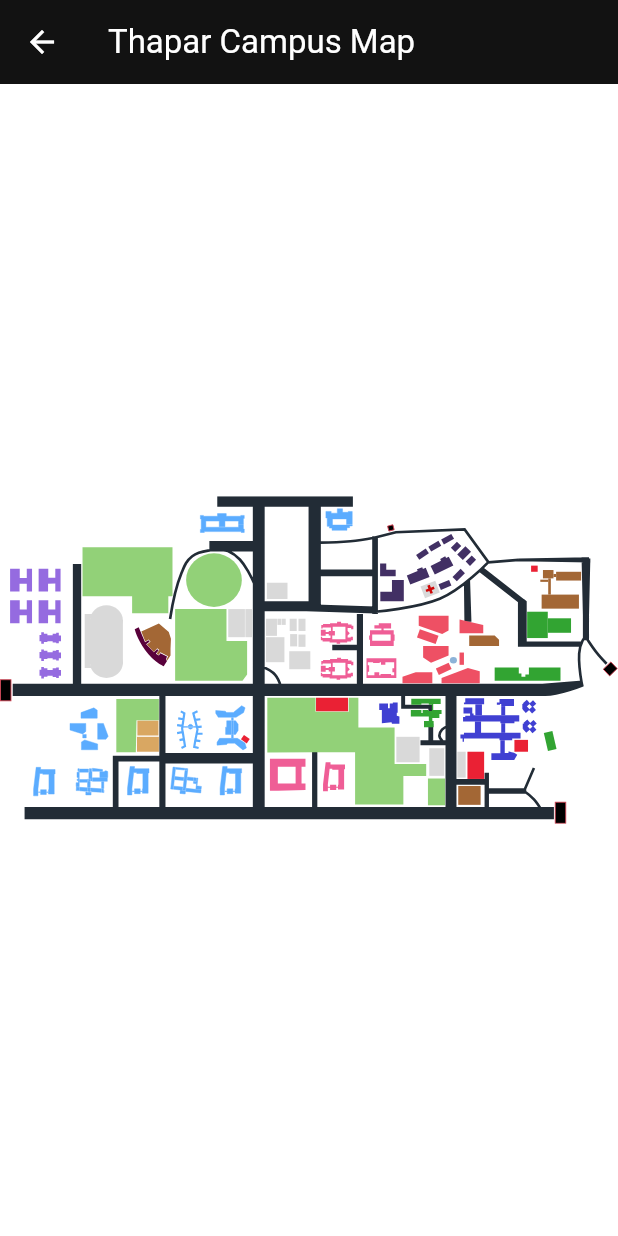
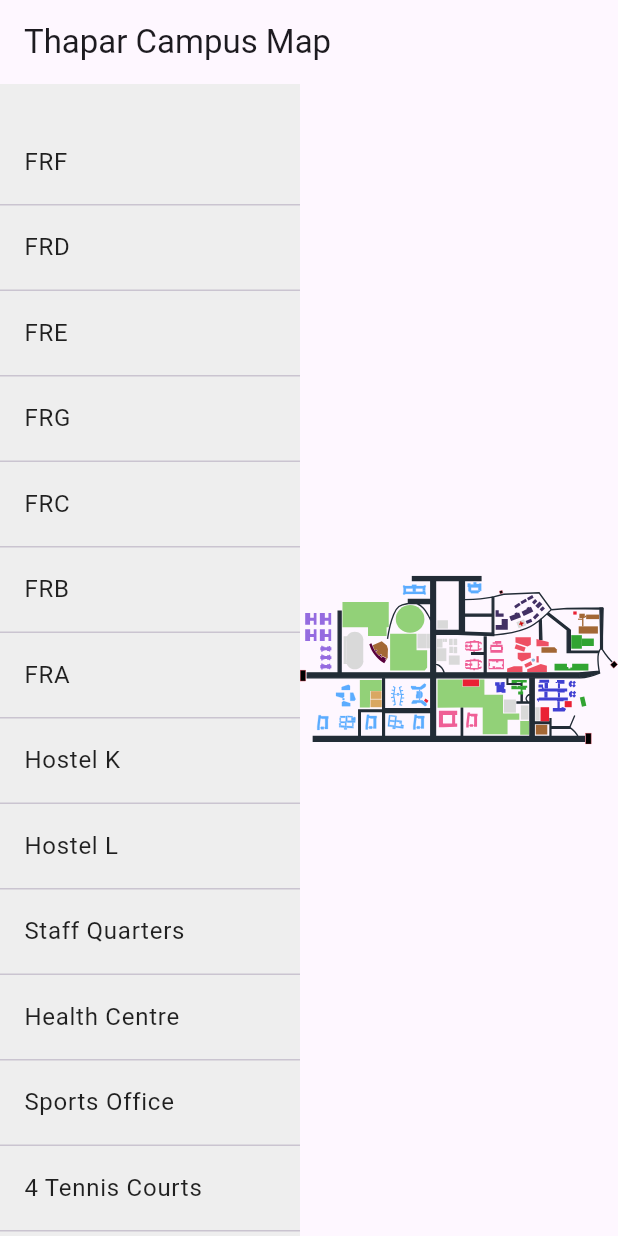
Before and after one commit to WEFT-TIET/FRONTEND, a Flutter app: the screen it shows after launch, in the side drawer, after a tap on "Map", on a phone screen of 412 x 824 dp. Run offline on Flutter 3.47's test engine with Material 3 defaults, Android fonts, the phone set to English and light mode, and no system bars; our stand-ins replace flutter_svg, google_fonts.

```diff
--- a/frontend_weft/lib/features/home/view/Drawer/map.dart
+++ b/frontend_weft/lib/features/home/view/Drawer/map.dart
@@ -1,102 +1,140 @@
+// map.dart
 import 'package:flutter/material.dart';
+import 'package:flutter/services.dart' show rootBundle;
+import 'package:xml/xml.dart';
 import 'package:flutter_svg/flutter_svg.dart';
-import 'package:location/location.dart';
 
-class ThaparMapScreen extends StatefulWidget {
-  const ThaparMapScreen({super.key});
+void main() => runApp(ThaparMapScreen());
 
+class ThaparMapScreen extends StatelessWidget {
   @override
-  _ThaparMapScreenState createState() => _ThaparMapScreenState();
+  Widget build(BuildContext ctx) => MaterialApp(
+        title: 'Thapar Campus Map',
+        theme: ThemeData(primarySwatch: Colors.blue),
+        home: CampusMapWithSidebar(),
+      );
 }
 
-class _ThaparMapScreenState extends State<ThaparMapScreen> {
-  LocationData? _userLocation;
-  final Location location = Location();
+/// Map of buildings to <svg> element IDs
+const Map<String, String> nameToSvgId = {
+  'FRF': 'frf',
+  'FRD': 'frd',
+  'FRE': 'fre',
+  'FRG': 'frg',
+  'FRC': 'frc',
+  'FRB': 'frb',
+  'FRA': 'fra',
+  'Hostel K': 'hostel_k',
+  'Hostel L': 'hostel_l',
+  'Staff Quarters': 'staff_quarters',
+  'Health Centre': 'health_centre',
+  'Sports Office': 'sports_office',
+  '4 Tennis Courts': '4_tennis_courts',
+  'Badminton Court': 'badminton_court',
+  'Basketball Court 1': 'basketball_court_1',
+  'Basketball Court 2': 'basketball_court_2',
+  'Basketball Court 3': 'basketball_court_3',
+  // …add more as needed
+};
 
-  // GPS bounds (mock values bbg, calibrate with real values)
-  final double lat1 = 30.352; // NW corner
-  final double lon1 = 76.362;
-  final double lat2 = 30.345; // SE corner
-  final double lon2 = 76.370;
+/// Loads the SVG file, finds the element with [highlightId], and
+/// applies a gold fill + orange stroke(meeeeeeeee :3) to highlight it.
+Future<String> highlightSvg(String assetPath, String? highlightId) async {
+  final rawSvg = await rootBundle.loadString(assetPath);
+  final doc = XmlDocument.parse(rawSvg);
 
-  // SVG size in pixels (match SVG image viewBox or size)
-  final double mapWidth = 800;
-  final double mapHeight = 600;
+  if (highlightId != null) {
+    // Collect all element nodes…
+    final allElements = doc.descendants.whereType<XmlElement>();
+    // Find those whose id matches
+    final matches =
+        allElements.where((node) => node.getAttribute('id') == highlightId);
+
+    if (matches.isNotEmpty) {
+      final node = matches.first;
+      node.setAttribute('fill', '#FFD700');       // gold
+      node.setAttribute('stroke', '#FF8C00');     // dark orange
+      node.setAttribute('stroke-width', '4');
+    }
+  }
+
+  return doc.toXmlString(pretty: false);
+}
+
+/// Sidebar
+class CampusMapWithSidebar extends StatefulWidget {
+  @override
+  _CampusMapWithSidebarState createState() => _CampusMapWithSidebarState();
+}
+
+class _CampusMapWithSidebarState extends State<CampusMapWithSidebar> {
+  String? _selectedName;
+  String? _svgString;
 
   @override
   void initState() {
     super.initState();
-    _getUserLocation();
+    _loadBaseSvg();
   }
 
-  Future<void> _getUserLocation() async {
-    bool serviceEnabled = await location.serviceEnabled();
-    if (!serviceEnabled) {
-      serviceEnabled = await location.requestService();
-      if (!serviceEnabled) return;
-    }
-
-    PermissionStatus permissionGranted = await location.hasPermission();
-    if (permissionGranted == PermissionStatus.denied) {
-      permissionGranted = await location.requestPermission();
-      if (permissionGranted != PermissionStatus.granted) return;
-    }
-
-    final loc = await location.getLocation();
-    setState(() => _userLocation = loc);
+  /// Load SVG initially with no highlights
+  Future<void> _loadBaseSvg() async {
+    final s = await highlightSvg('lib/core/assets/thapar_map.svg', null);
+    setState(() => _svgString = s);
   }
 
-  Offset? _getUserOffset() {
-    if (_userLocation == null) return null;
-
-    final lat = _userLocation!.latitude!;
-    final lon = _userLocation!.longitude!;
-
-    // Linear interpolation to convert GPS to SVG pixel coords(meow meow :3)
-    final xPercent = (lon - lon1) / (lon2 - lon1);
-    final yPercent = 1 - (lat - lat1) / (lat2 - lat1); // invert Y
-
-    final x = mapWidth * xPercent;
-    final y = mapHeight * yPercent;
-
-    return Offset(x, y);
+  /// Called when user taps an entry
+  Future<void> _onSelect(String name) async {
+    setState(() => _selectedName = name);
+    final id = nameToSvgId[name];
+    final s = await highlightSvg('lib/core/assets/thapar_map.svg', id);
+    setState(() => _svgString = s);
   }
 
   @override
-  Widget build(BuildContext context) {
-    final userOffset = _getUserOffset();
-
+  Widget build(BuildContext ctx) {
+    final names = nameToSvgId.keys.toList();
     return Scaffold(
       appBar: AppBar(title: Text('Thapar Campus Map')),
-      body: Center(
-        child: SizedBox(
-          width: mapWidth,
-          height: mapHeight,
-          child: Stack(
-            children: [
-              SvgPicture.asset(
-                'lib/core/assets/thapar_map.svg',
-                width: mapWidth,
-                height: mapHeight,
-                fit: BoxFit.contain,
-              ),
-              if (userOffset != null)
-                Positioned(
-                  left: userOffset.dx - 6, // center the circle
-                  top: userOffset.dy - 6,
-                  child: Container(
-                    width: 12,
-                    height: 12,
-                    decoration: BoxDecoration(
-                      color: Colors.red,
-                      shape: BoxShape.circle,
-                      border: Border.all(color: Colors.white, width: 2),
+      body: Row(
+        children: [
+          // ── Sidebar ───────────────────────────────────────
+          Container(
+            width: 200,
+            color: Colors.grey.shade200,
+            child: ListView.separated(
+              padding: EdgeInsets.symmetric(vertical: 24),
+              itemCount: names.length,
+              separatorBuilder: (_, __) => Divider(height: 1),
+              itemBuilder: (_, i) {
+                final name = names[i];
+                final sel = name == _selectedName;
+                return ListTile(
+                  title: Text(
+                    name,
+                    style: TextStyle(
+                      color: sel ? Colors.blue : Colors.black87,
+                      fontWeight: sel ? FontWeight.bold : FontWeight.normal,
                     ),
                   ),
-                ),
-            ],
+                  onTap: () => _onSelect(name),
+                );
+              },
+            ),
           ),
-        ),
+
+          // ── SVG Map ───────────────────────────────────────
+          Expanded(
+            child: Center(
+              child: _svgString == null
+                  ? CircularProgressIndicator()
+                  : SvgPicture.string(
+                      _svgString!,
+                      fit: BoxFit.contain,
+                    ),
+            ),
+          ),
+        ],
       ),
     );
   }
--- a/frontend_weft/pubspec.yaml
+++ b/frontend_weft/pubspec.yaml
@@ -31,6 +31,7 @@ dependencies:
   flutter:
     sdk: flutter
   flutter_svg: ^2.0.7  # For SVG map rendering
+  xml: ^6.3.0
   location: ^5.0.3     # For getting user location
 
   # The following adds the Cupertino Icons font to your application.
```
Also changed, not shown: frontend_weft/pubspec.lock.
